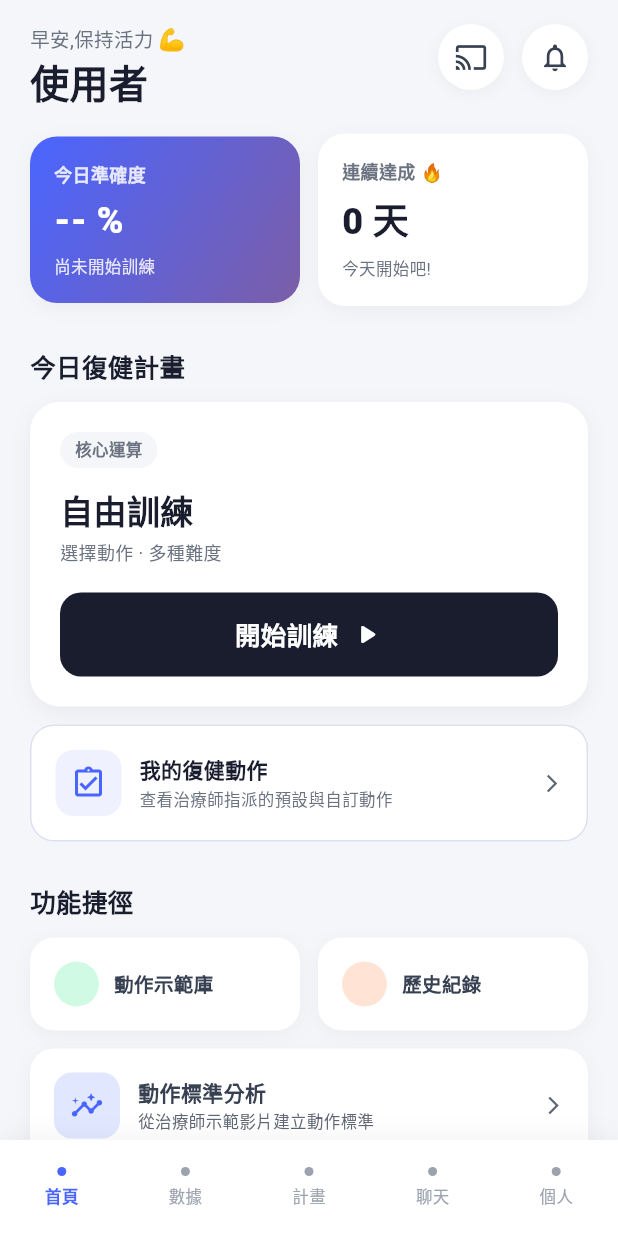
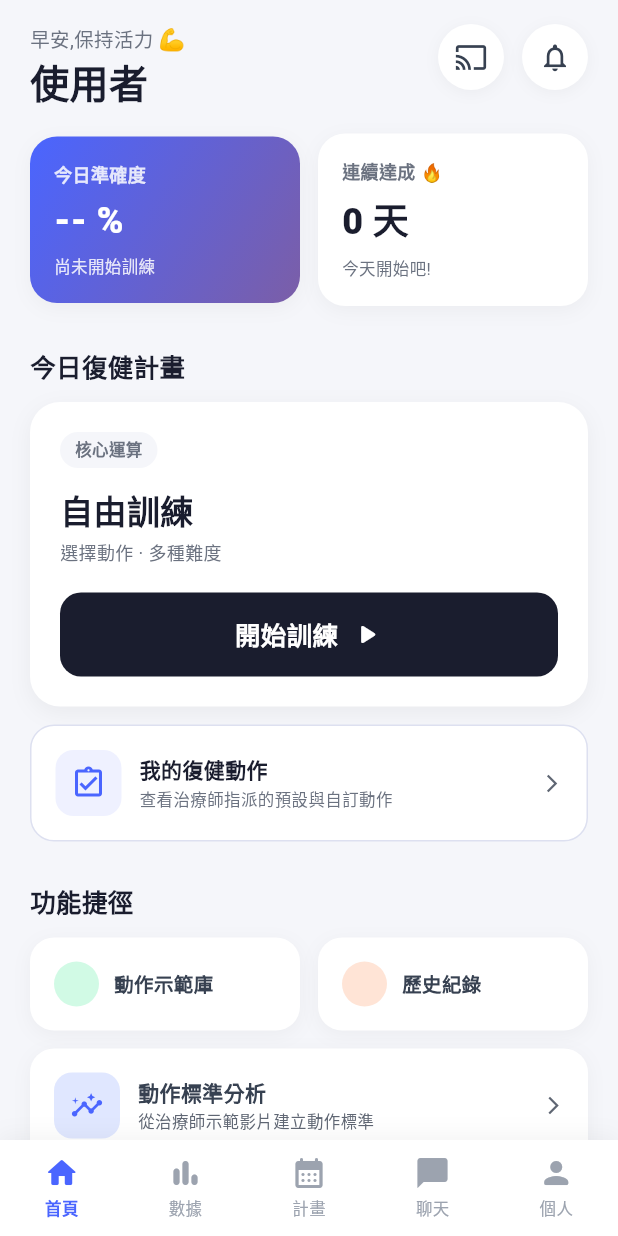
Before and after one commit to Yang20040522/tkuim_project, a Flutter app: the HomeScreen screen opened directly, on a phone screen of 412 x 824 dp. Run offline on Flutter 3.47's test engine with Material 3 defaults, Android fonts, the light colour scheme and no system bars; our stand-ins replace audioplayers, camera, file_picker, flutter_local_notifications, flutter_tts, google_sign_in and 4 more; missing offline and left inert: flutter_inappwebview, flutter_webrtc, model_viewer_plus, onnxruntime_v2, video_thumbnail; accounts and stored records are empty.

Commit message:
新增病患端底部導航圖示
- 為病患端首頁、數據、計畫、聊天與個人頁籤新增 Material 圖示
- 保留既有選取藍色與未選取灰色樣式
- 維持原有導航列高度與文字配置
- 保留 PageView、滑動切換、haptic、keep-alive 與 selected index 同步行為
- 補強病患端底部導航圖示與互動測試

```diff
--- a/lib/features/home/home_screen.dart
+++ b/lib/features/home/home_screen.dart
@@ -501,30 +501,35 @@ class _HomeScreenState extends State<HomeScreen> {
               _NavItem(
                 key: const ValueKey('main-tab-home'),
                 label: MainTab.home.label,
+                icon: Icons.home_rounded,
                 isActive: _currentTab == MainTab.home,
                 onTap: () => _selectTab(MainTab.home),
               ),
               _NavItem(
                 key: const ValueKey('main-tab-stats'),
                 label: MainTab.stats.label,
+                icon: Icons.bar_chart_rounded,
                 isActive: _currentTab == MainTab.stats,
                 onTap: () => _selectTab(MainTab.stats),
               ),
               _NavItem(
                 key: const ValueKey('main-tab-plan'),
                 label: MainTab.plan.label,
+                icon: Icons.calendar_month_rounded,
                 isActive: _currentTab == MainTab.plan,
                 onTap: () => _selectTab(MainTab.plan),
               ),
               _NavItem(
                 key: const ValueKey('main-tab-chat'),
                 label: MainTab.chat.label,
+                icon: Icons.chat_bubble_rounded,
                 isActive: _currentTab == MainTab.chat,
                 onTap: () => _selectTab(MainTab.chat),
               ),
               _NavItem(
                 key: const ValueKey('main-tab-profile'),
                 label: MainTab.profile.label,
+                icon: Icons.person_rounded,
                 isActive: _currentTab == MainTab.profile,
                 onTap: () => _selectTab(MainTab.profile),
               ),
@@ -1475,12 +1480,14 @@ class _ShortcutCard extends StatelessWidget {
 
 class _NavItem extends StatelessWidget {
   final String label;
+  final IconData icon;
   final bool isActive;
   final VoidCallback onTap;
 
   const _NavItem({
     super.key,
     required this.label,
+    required this.icon,
     required this.isActive,
     required this.onTap,
   });
@@ -1495,15 +1502,8 @@ class _NavItem extends StatelessWidget {
         child: Column(
           mainAxisAlignment: MainAxisAlignment.center,
           children: [
-            Container(
-              width: 6,
-              height: 6,
-              decoration: BoxDecoration(
-                color: color,
-                shape: BoxShape.circle,
-              ),
-            ),
-            const SizedBox(height: 6),
+            Icon(icon, size: 24, color: color),
+            const SizedBox(height: 4),
             Text(
               label,
               style: TextStyle(
```
Also changed, not shown: 1 other file.
